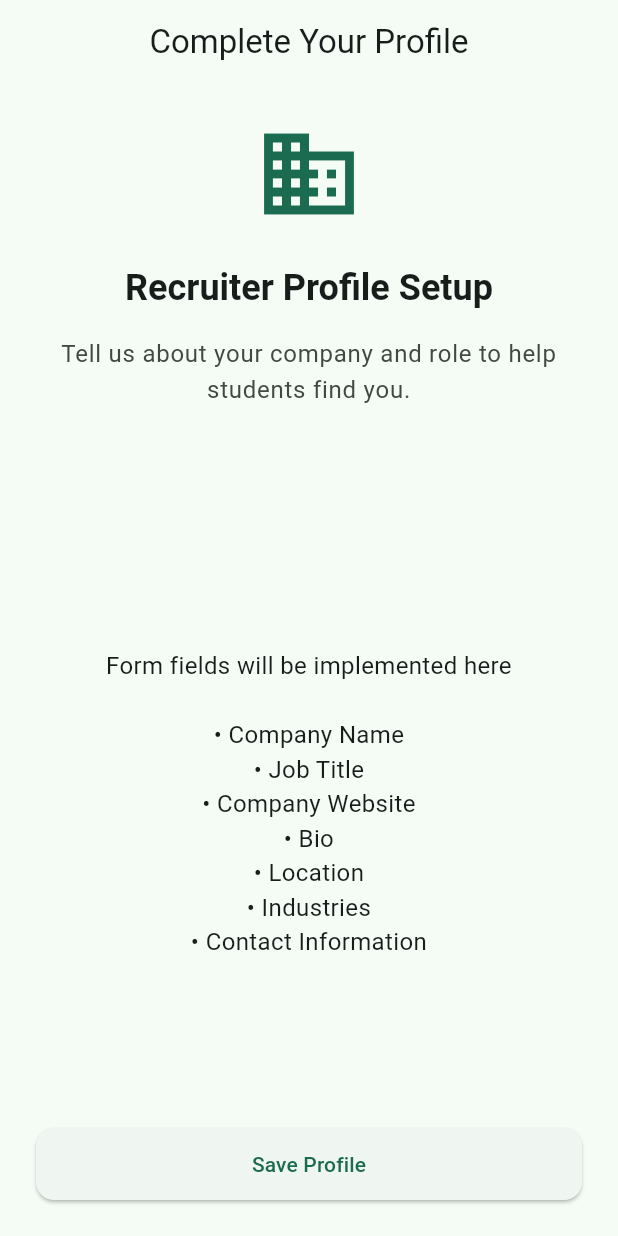
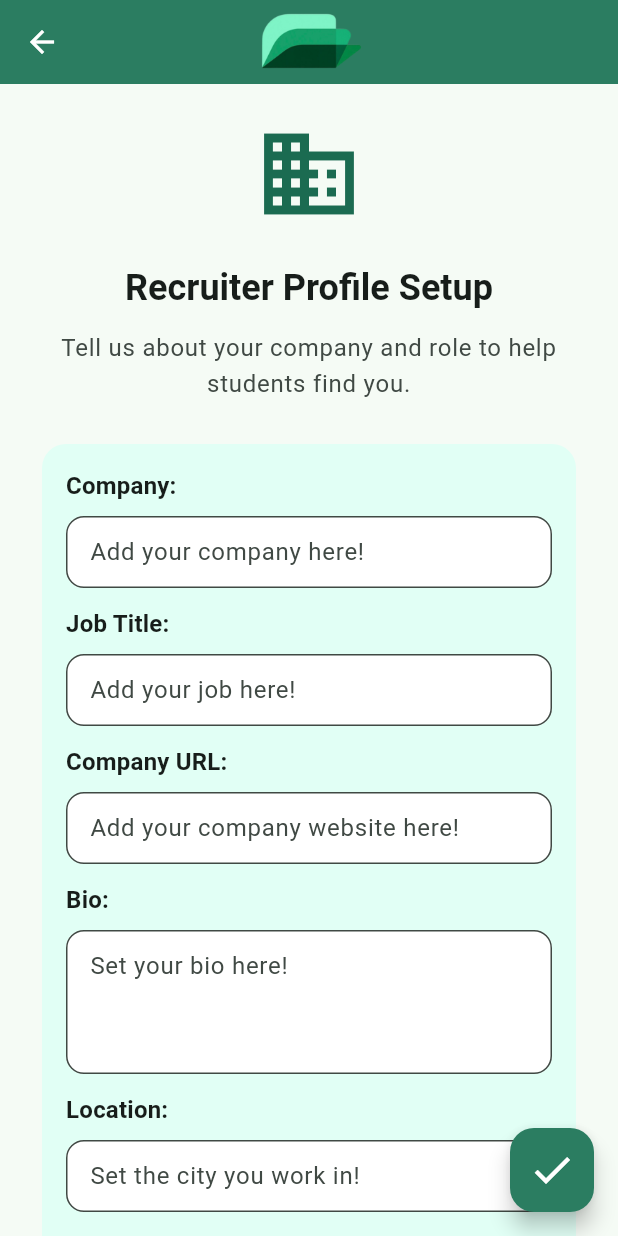
Before and after one commit to uprm-inso4116-2025-2026-s1/semester-project-uprm_professional_portfolio, a Flutter app: the RecruiterProfileScreen screen opened by its route, on a phone screen of 412 x 824 dp. Run offline on Flutter 3.47's test engine with Material 3 defaults, Android fonts, the phone set to English and light mode, and no system bars; our stand-ins replace go_router; accounts and stored records are empty.

Commit message:
Made the recruiter_profile_screen.dart UI. Added professional_portfolio_logo.png to the assets folder and incorporated it into the app bar for recruiter profile setup.

```diff
--- /dev/null
+++ b/lib/features/profiles/recruiter_profile/recruiter_profile_card.dart
@@ -0,0 +1,163 @@
+import 'package:flutter/material.dart';
+import '../../../../core/constants/ui_constants.dart';
+import '../../../models/recruiter_profile.dart';
+import 'utils/validators.dart';
+
+class RecruiterProfileFormCard extends StatelessWidget {
+  const RecruiterProfileFormCard({
+    super.key,
+    required this.model,
+    required this.onChanged,
+    this.requiredValidator = Validators.required,
+    this.requiredUrlValidator = Validators.requiredHttpUrl,
+  });
+
+  final RecruiterProfile model;
+  final ValueChanged<RecruiterProfile> onChanged;
+
+  /// Pluggable validators with sensible defaults.
+  final String? Function(String?) requiredValidator;
+  final String? Function(String?) requiredUrlValidator;
+
+  @override
+  Widget build(BuildContext context) => Card(
+    color: const Color(0xFFE1FFF5),
+    elevation: 0,
+    shape: RoundedRectangleBorder(borderRadius: BorderRadius.circular(16)),
+    child: Padding(
+      padding: const EdgeInsets.all(16),
+      child: Column(
+        children: [
+          _LabeledField(
+            label: 'Company:',
+            hint: 'Add your company here!',
+            initialValue: model.companyName,
+            validator: requiredValidator,
+            textCapitalization: TextCapitalization.words,
+            onChanged: (v) =>
+                onChanged(model.copyWith(companyName: v.trim())),
+          ),
+          const SizedBox(height: 12),
+          _LabeledField(
+            label: 'Job Title:',
+            hint: 'Add your job here!',
+            initialValue: model.jobTitle,
+            validator: requiredValidator,
+            textCapitalization: TextCapitalization.words,
+            onChanged: (v) => onChanged(model.copyWith(jobTitle: v.trim())),
+          ),
+          const SizedBox(height: 12),
+          _LabeledField(
+            label: 'Company URL:',
+            hint: 'Add your company website here!',
+            initialValue: model.companyWebsite ?? '',
+            keyboardType: TextInputType.url,
+            validator: requiredUrlValidator,
+            onChanged: (v) => onChanged(
+              model.copyWith(
+                companyWebsite: v.trim().isEmpty ? null : v.trim(),
+              ),
+            ),
+          ),
+          const SizedBox(height: 12),
+          _LabeledField(
+            label: 'Bio:',
+            hint: 'Set your bio here!',
+            initialValue: model.bio ?? '',
+            maxLines: 3,
+            textCapitalization: TextCapitalization.sentences,
+            // Bio is optional; keep validator if you want to force it.
+            validator: requiredValidator,
+            onChanged: (v) => onChanged(
+              model.copyWith(bio: v.trim().isEmpty ? null : v.trim()),
+            ),
+          ),
+          const SizedBox(height: 12),
+          _LabeledField
+            (
+            label: 'Location:',
+            hint: 'Set the city you work in!',
+            initialValue: model.location ?? '',
+            textCapitalization: TextCapitalization.words,
+            validator: requiredValidator,
+            onChanged: (v) => onChanged(
+              model.copyWith(location: v.trim().isEmpty ? null : v.trim()),
+            ),
+          ),
+          const SizedBox(height: 12),
+          _LabeledField(
+            label: 'Contact Information:',
+            hint: 'Add your contact phone here!',
+            initialValue: model.phoneNumber ?? '',
+            keyboardType: TextInputType.phone,
+            // Make it required or swap to a phone validator if you add one later.
+            validator: requiredValidator,
+            onChanged: (v) => onChanged(
+              model.copyWith(phoneNumber: v.trim().isEmpty ? null : v.trim()),
+            ),
+          ),
+        ],
+      ),
+    ),
+  );
+}
+
+class _LabeledField extends StatelessWidget {
+  const _LabeledField({
+    required this.label,
+    required this.hint,
+    required this.initialValue,
+    required this.validator,
+    required this.onChanged,
+    this.maxLines = 1,
+    this.keyboardType,
+    this.textCapitalization = TextCapitalization.none,
+  });
+
+  final String label;
+  final String hint;
+  final String initialValue;
+  final String? Function(String?) validator;
+  final ValueChanged<String> onChanged;
+  final int maxLines;
+  final TextInputType? keyboardType;
+  final TextCapitalization textCapitalization;
+
+  @override
+  Widget build(BuildContext context) {
+    final theme = Theme.of(context);
+    return Column(
+      crossAxisAlignment: CrossAxisAlignment.start,
+      children: [
+        Text(
+          label,
+          style: theme.textTheme.titleMedium?.copyWith(
+            fontWeight: FontWeight.w600,
+          ),
+        ),
+        const SizedBox(height: UIConstants.spaceSM),
+        TextFormField(
+          initialValue: initialValue,
+          maxLines: maxLines,
+          keyboardType: keyboardType,
+          textCapitalization: textCapitalization,
+          validator: validator,
+          textInputAction: maxLines > 1 ? TextInputAction.newline : TextInputAction.next,
+          onChanged: onChanged,
+          decoration: InputDecoration(
+            hintText: hint,
+            border: OutlineInputBorder(
+              borderRadius: BorderRadius.circular(12),
+            ),
+            contentPadding: const EdgeInsets.symmetric(
+              horizontal: 12,
+              vertical: 12,
+            ),
+            filled: true,
+            fillColor: Colors.white,
+          ),
+        ),
+      ],
+    );
+  }
+}
--- a/lib/features/profiles/recruiter_profile/recruiter_profile_screen.dart
+++ b/lib/features/profiles/recruiter_profile/recruiter_profile_screen.dart
@@ -1,17 +1,60 @@
 import 'package:flutter/material.dart';
+import 'package:go_router/go_router.dart';
+
+import '../../../core/constants/app_constants.dart';
 import '../../../core/constants/ui_constants.dart';
-// import 'recruiter_profile_controller.dart'; // TODO: Uncomment when implementing forms
+import '../../../models/recruiter_profile.dart';
+import 'recruiter_profile_card.dart';
+import 'utils/validators.dart';
 
-// Recruiter profile setup screen
+import 'widgets/hero_header.dart';
+import 'widgets/save_fab.dart';
+import 'widgets/snackbars.dart';
+
 class RecruiterProfileScreen extends StatefulWidget {
-  const RecruiterProfileScreen({super.key});
+  const RecruiterProfileScreen({super.key, this.initial});
+
+  final RecruiterProfile? initial;
 
   @override
   State<RecruiterProfileScreen> createState() => _RecruiterProfileScreenState();
 }
 
 class _RecruiterProfileScreenState extends State<RecruiterProfileScreen> {
-  // final _controller = RecruiterProfileController(); // TODO: Use when implementing forms
+  final _formKey = GlobalKey<FormState>();
+  late RecruiterProfile _draft;
+
+  @override
+  void initState() {
+    super.initState();
+    _draft = widget.initial ??
+        RecruiterProfile(
+          id: 'temp', // replace with real id from your auth/store
+          userId: 'temp-user', // replace with real user id
+          companyName: '',
+          jobTitle: '',
+          companyWebsite: null,
+          bio: null,
+          location: null,
+          phoneNumber: null,
+          industries: const [],
+          createdAt: DateTime.now(),
+          updatedAt: null,
+        );
+  }
+
+  void _onSave() {
+    final valid = _formKey.currentState?.validate() ?? false;
+    if (!valid) {
+      AppSnackbars.error(context, 'Please fill in all required fields.');
+      return;
+    }
+
+    // final toSave = _draft.copyWith(updatedAt: DateTime.now());
+    // TODO: call controller/repository to persist
+
+    AppSnackbars.success(context, 'Profile saved.');
+  }
 
   @override
   Widget build(BuildContext context) {
@@ -19,77 +62,55 @@ class _RecruiterProfileScreenState extends State<RecruiterProfileScreen> {
 
     return Scaffold(
       appBar: AppBar(
-        title: const Text('Complete Your Profile'),
-        automaticallyImplyLeading: false,
+        centerTitle: true,
+        elevation: 0,
+        backgroundColor: Color(0xFF2B7D61),
+        leading: IconButton(
+          tooltip: 'Back',
+          icon: const Icon(Icons.arrow_back, color: Colors.white),
+          onPressed: () => context.push(AppConstants.signupRoute),
         ),
+        title: Image.asset(
+          'assets/logo/professional_portfolio_logo.png',
+          height: 40,
+          fit: BoxFit.contain,
+        ),
+      ),
+      floatingActionButton: SaveFAB(onPressed: _onSave),
+      floatingActionButtonLocation: FloatingActionButtonLocation.endFloat,
       body: SafeArea(
-        child: Padding(
-          padding: const EdgeInsets.all(UIConstants.spaceLG),
+        child: Form(
+          key: _formKey,
+          autovalidateMode: AutovalidateMode.onUserInteraction,
+          child: SingleChildScrollView(
+            padding: const EdgeInsets.fromLTRB(
+              UIConstants.spaceLG,
+              UIConstants.spaceLG,
+              UIConstants.spaceLG,
+              120,
+            ),
             child: Column(
               crossAxisAlignment: CrossAxisAlignment.stretch,
               children: [
-              // Header
-              Icon(
-                Icons.business,
-                size: UIConstants.iconXL * 1.5,
-                color: theme.colorScheme.primary,
+                const HeroHeader(
+                  icon: Icons.business,
+                  title: 'Recruiter Profile Setup',
+                  subtitle:
+                  'Tell us about your company and role to help students find you.',
+                  iconSize: UIConstants.iconXL,
+                  spacing: UIConstants.spaceLG,
                 ),
                 const SizedBox(height: UIConstants.spaceLG),
-              Text(
-                'Recruiter Profile Setup',
-                style: theme.textTheme.headlineSmall?.copyWith(
-                  fontWeight: FontWeight.bold,
-                ),
-                textAlign: TextAlign.center,
-              ),
-              const SizedBox(height: UIConstants.spaceMD),
-              Text(
-                'Tell us about your company and role to help students find you.',
-                style: theme.textTheme.bodyLarge?.copyWith(
-                  color: theme.colorScheme.onSurfaceVariant,
-                ),
-                textAlign: TextAlign.center,
-              ),
-              const SizedBox(height: UIConstants.spaceXXL),
 
-              // TODO: Add form fields for recruiter profile
-              // - Company name
-              // - Job title
-              // - Company website
-              // - Bio
-              // - Location
-              // - Industries
-
-              const Expanded(
-                child: Center(
-                  child: Text(
-                    'Form fields will be implemented here\n\n'
-                    '• Company Name\n'
-                    '• Job Title\n'
-                    '• Company Website\n'
-                    '• Bio\n'
-                    '• Location\n'
-                    '• Industries\n'
-                    '• Contact Information',
-                    style: TextStyle(fontSize: 16),
-                    textAlign: TextAlign.center,
-                  ),
-                ),
-              ),
-
-              // Placeholder save button
-              ElevatedButton(
-                onPressed: () {
-                  // TODO: Implement save functionality
-                  ScaffoldMessenger.of(context).showSnackBar(
-                    const SnackBar(
-                      content: Text('Profile setup will be implemented'),
-                    ),
-                  );
-                },
-                child: const Text('Save Profile'),
+                /// The form card edits `_draft` via onChanged.
+                RecruiterProfileFormCard(
+                  model: _draft,
+                  requiredValidator: Validators.required,
+                  requiredUrlValidator: Validators.requiredHttpUrl,
+                  onChanged: (updated) => setState(() => _draft = updated),
                 ),
               ],
+            ),
           ),
         ),
       ),
--- /dev/null
+++ b/lib/features/profiles/recruiter_profile/utils/validators.dart
@@ -0,0 +1,15 @@
+class Validators {
+  Validators._();
+
+  static String? required(String? v) =>
+      (v == null || v.trim().isEmpty) ? 'This field is required' : null;
+
+  static String? requiredHttpUrl(String? v) {
+    if (v == null || v.trim().isEmpty) return 'This field is required';
+    final u = Uri.tryParse(v.trim());
+    final ok = u != null &&
+        (u.scheme == 'http' || u.scheme == 'https') &&
+        u.host.isNotEmpty;
+    return ok ? null : 'Enter a valid URL (http/https)';
+  }
+}
--- /dev/null
+++ b/lib/features/profiles/recruiter_profile/widgets/app_bar.dart
@@ -0,0 +1,29 @@
+import 'package:flutter/material.dart';
+
+class BrandedAppBar extends AppBar {
+  BrandedAppBar({
+    super.key,
+    required BuildContext context,
+    required String titleText,
+    VoidCallback? onBack,
+  }) : super(
+    leadingWidth: 56,
+    backgroundColor: const Color(0xFF2B7D61),
+    foregroundColor: Colors.white,
+    leading: IconButton(
+      tooltip: 'Back',
+      icon: const Icon(Icons.arrow_back_ios_new_rounded),
+      onPressed: onBack,
+    ),
+    centerTitle: true,
+    title: Text(
+      titleText,
+      style: Theme.of(context).textTheme.titleLarge?.copyWith(
+        color: Colors.white,
+        fontWeight: FontWeight.w700,
+        fontSize: 25,
+        letterSpacing: 0.2,
+      ),
+    ),
+  );
+}
--- /dev/null
+++ b/lib/features/profiles/recruiter_profile/widgets/hero_header.dart
@@ -0,0 +1,50 @@
+import 'package:flutter/material.dart';
+
+class HeroHeader extends StatelessWidget {
+  const HeroHeader({
+    super.key,
+    required this.icon,
+    required this.title,
+    required this.subtitle,
+    this.iconSize = 48,
+    this.spacing = 16,
+    this.center = true,
+  });
+
+  final IconData icon;
+  final String title;
+  final String subtitle;
+  final double iconSize;
+  final double spacing;
+  final bool center;
+
+  @override
+  Widget build(BuildContext context) {
+    final theme = Theme.of(context);
+    final align = center ? TextAlign.center : TextAlign.start;
+
+    return Column(
+      crossAxisAlignment:
+      center ? CrossAxisAlignment.center : CrossAxisAlignment.start,
+      children: [
+        Icon(icon, size: iconSize * 1.5, color: theme.colorScheme.primary),
+        SizedBox(height: spacing),
+        Text(
+          title,
+          style: theme.textTheme.headlineSmall?.copyWith(
+            fontWeight: FontWeight.bold,
+          ),
+          textAlign: align,
+        ),
+        SizedBox(height: spacing / 2),
+        Text(
+          subtitle,
+          style: theme.textTheme.bodyLarge?.copyWith(
+            color: theme.colorScheme.onSurfaceVariant,
+          ),
+          textAlign: align,
+        ),
+      ],
+    );
+  }
+}
--- /dev/null
+++ b/lib/features/profiles/recruiter_profile/widgets/save_fab.dart
@@ -0,0 +1,22 @@
+import 'package:flutter/material.dart';
+
+class SaveFAB extends StatelessWidget {
+  const SaveFAB({super.key, required this.onPressed});
+
+  final VoidCallback onPressed;
+
+  @override
+  Widget build(BuildContext context) {
+    final viewInsets = MediaQuery.of(context).viewInsets.bottom;
+    return Padding(
+      padding: EdgeInsets.only(bottom: viewInsets > 0 ? viewInsets + 12 : 0),
+      child: FloatingActionButton(
+        onPressed: onPressed,
+        tooltip: 'Done',
+        backgroundColor: const Color(0xFF2B7D61),
+        foregroundColor: Colors.white,
+        child: const Icon(Icons.check, size: 32),
+      ),
+    );
+  }
+}
--- /dev/null
+++ b/lib/features/profiles/recruiter_profile/widgets/snackbars.dart
@@ -0,0 +1,26 @@
+import 'package:flutter/material.dart';
+
+class AppSnackbars {
+  AppSnackbars._();
+
+  static void error(BuildContext context, String message) {
+    _show(context, message, background: Colors.red);
+  }
+
+  static void success(BuildContext context, String message) {
+    _show(context, message, background: const Color(0xFF2B7D61));
+  }
+
+  static void _show(BuildContext context, String message,
+      {required Color background}) {
+    ScaffoldMessenger.of(context).showSnackBar(
+      SnackBar(
+        backgroundColor: background,
+        content: Text(message, style: const TextStyle(color: Colors.white)),
+        behavior: SnackBarBehavior.floating,
+        shape: RoundedRectangleBorder(borderRadius: BorderRadius.circular(12)),
+        margin: const EdgeInsets.all(16),
+      ),
+    );
+  }
+}
--- a/pubspec.yaml
+++ b/pubspec.yaml
@@ -45,7 +45,8 @@ flutter:
   uses-material-design: true
 
   # Assets
-  # assets:
+  assets:
+    - assets/logo/professional_portfolio_logo.png
   #   - images/
   #   - icons/
 
```
Also changed, not shown: assets/logo/professional_portfolio_logo.png (added). Lines whose indentation alone changed are shown as unchanged.
